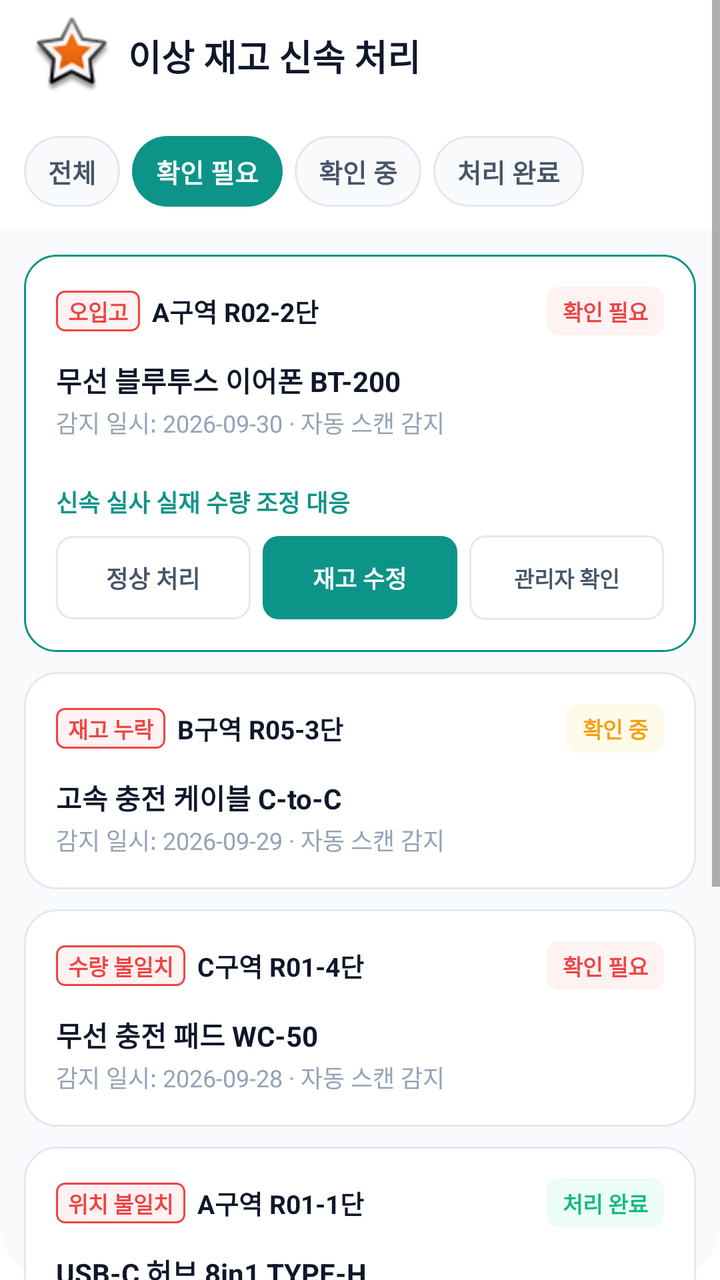
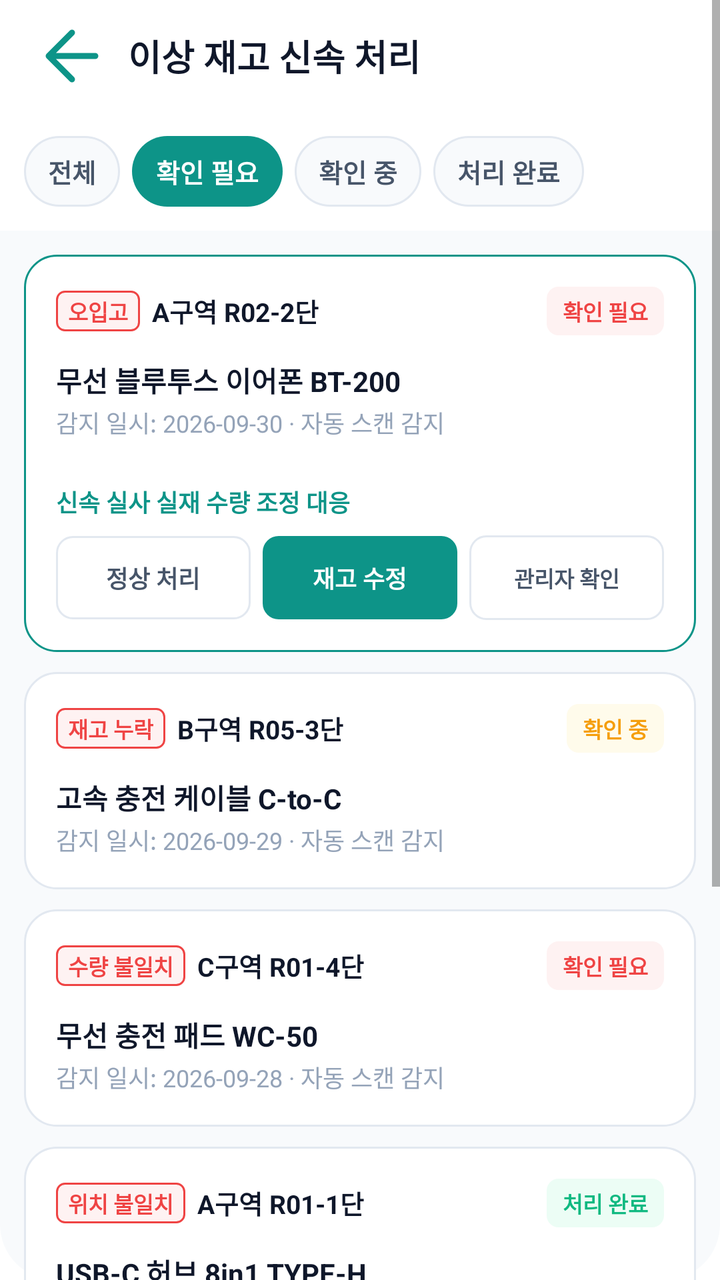

An Android layout rendered at two revisions. The XML below is the earlier revision; the diff shows what the commit changed to produce the second picture.
<!-- AndroidManifest.xml: application theme Theme.MaterialComponents.DayNight.NoActionBar -->
<!-- res/layout/activity_anomaly_inventory.xml -->
<LinearLayout 
	xmlns:android="http://schemas.android.com/apk/res/android"
	xmlns:tools="http://schemas.android.com/tools"
	xmlns:app="http://schemas.android.com/apk/res-auto"
	android:background="#FFFFFF"
	android:clipChildren="false"
	android:clipToPadding="false"
	android:orientation="vertical"
	android:layout_width="match_parent"
	android:layout_height="match_parent">
	<ScrollView 
		android:clipChildren="false"
		android:clipToPadding="false"
		android:id="@+id/rl0xhn50sar"
		android:layout_width="match_parent"
		android:layout_height="wrap_content"
		android:layout_weight="1"
		android:background="@drawable/cr28bf8fafc">
		<LinearLayout
			android:layout_width="match_parent"
			android:layout_height="match_parent"
			android:clipChildren="false"
			android:clipToPadding="false"
			android:orientation="vertical">
			<LinearLayout
				android:id="@+id/rovgswgv9cz7"
				android:layout_width="match_parent"
				android:layout_height="wrap_content"
				android:layout_marginBottom="154dp"
				android:orientation="vertical">
				<LinearLayout
					android:id="@+id/rv98rsoobkul"
					android:layout_width="match_parent"
					android:layout_height="wrap_content"
					android:gravity="center_vertical"
					android:paddingVertical="11dp"
					android:paddingHorizontal="20dp"
					android:visibility="gone"
					android:orientation="horizontal">
					<TextView
						android:id="@+id/rvy60cbl4ju"
						android:textColor="#0F172A"
						android:textSize="14sp"
						android:textStyle="bold"
						android:layout_height="wrap_content"
						android:layout_width="wrap_content"
						android:text=""
					/>
					<View
						android:layout_width="0dp"
						android:layout_height="0dp"
						android:layout_weight="1"
					 />
					<ImageView
						android:id="@+id/rvr5zkk72xae"
						android:layout_width="72dp"
						android:layout_height="18dp"
						android:src="@android:drawable/star_big_on"
						android:scaleType="fitXY"
					/>
				</LinearLayout>
				<LinearLayout
					android:id="@+id/rzgrnac0z15k"
					android:layout_width="match_parent"
					android:layout_height="wrap_content"
					android:gravity="center_vertical"
					android:background="#FFFFFF"
					android:paddingVertical="8dp"
					android:paddingLeft="16dp"
					android:orientation="horizontal">
					<com.google.android.material.imageview.ShapeableImageView
						android:id="@+id/r4dlso48svyt"
						app:shapeAppearanceOverlay="@style/cr20"
						android:layout_width="40dp"
						android:layout_height="40dp"
						android:layout_marginEnd="8dp"
						android:src="@android:drawable/star_big_on"
						android:scaleType="fitXY"
					/>
					<TextView
						android:id="@+id/r5v82vnxdvbw"
						android:textColor="#0F172A"
						android:textSize="18sp"
						android:textStyle="bold"
						android:layout_height="wrap_content"
						android:layout_width="wrap_content"
						android:text="이상 재고 신속 처리"
					/>
				</LinearLayout>
				<LinearLayout
					android:id="@+id/rqmey1v7zsco"
					android:layout_width="match_parent"
					android:layout_height="wrap_content"
					android:gravity="center_vertical"
					android:background="#FFFFFF"
					android:paddingVertical="12dp"
					android:orientation="horizontal">
					<LinearLayout
						android:id="@+id/rgaffdocilc"
						android:layout_width="wrap_content"
						android:layout_height="wrap_content"
						android:background="@drawable/se2e8f0sw1cr100bf8fafc"
						android:paddingVertical="8dp"
						android:paddingHorizontal="12dp"
						android:layout_marginStart="12dp"
						android:layout_marginEnd="6dp"
						android:clickable="true"
						android:focusable="true"
						android:orientation="vertical">
						<TextView
							android:id="@+id/rm6h0exv82s"
							android:textColor="#475569"
							android:textSize="13sp"
							android:textStyle="bold"
							android:layout_height="wrap_content"
							android:layout_width="wrap_content"
							android:text="전체"
						/>
					</LinearLayout>
					<LinearLayout
						android:id="@+id/rytuded4x8wi"
						android:layout_width="wrap_content"
						android:layout_height="wrap_content"
						android:background="@drawable/cr100b0d9488"
						android:paddingVertical="8dp"
						android:paddingHorizontal="12dp"
						android:layout_marginEnd="6dp"
						android:clickable="true"
						android:focusable="true"
						android:orientation="vertical">
						<TextView
							android:id="@+id/rqs6bj17x36p"
							android:textColor="#FFFFFF"
							android:textSize="13sp"
							android:textStyle="bold"
							android:layout_height="wrap_content"
							android:layout_width="wrap_content"
							android:text="확인 필요"
						/>
					</LinearLayout>
					<LinearLayout
						android:id="@+id/ri2fvq4nz5o"
						android:layout_width="wrap_content"
						android:layout_height="wrap_content"
						android:background="@drawable/se2e8f0sw1cr100bf8fafc"
						android:paddingVertical="8dp"
						android:paddingHorizontal="12dp"
						android:layout_marginEnd="6dp"
						android:clickable="true"
						android:focusable="true"
						android:orientation="vertical">
						<TextView
							android:id="@+id/raasbhdamjlq"
							android:textColor="#475569"
							android:textSize="13sp"
							android:textStyle="bold"
							android:layout_height="wrap_content"
							android:layout_width="wrap_content"
							android:text="확인 중"
						/>
					</LinearLayout>
					<LinearLayout
						android:id="@+id/rdhlujjv2zdp"
						android:layout_width="wrap_content"
						android:layout_height="wrap_content"
						android:background="@drawable/se2e8f0sw1cr100bf8fafc"
						android:paddingVertical="8dp"
						android:paddingHorizontal="12dp"
						android:clickable="true"
						android:focusable="true"
						android:orientation="vertical">
						<TextView
							android:id="@+id/rpkc97qvmlh"
							android:textColor="#475569"
							android:textSize="13sp"
							android:textStyle="bold"
							android:layout_height="wrap_content"
							android:layout_width="wrap_content"
							android:text="처리 완료"
						/>
					</LinearLayout>
				</LinearLayout>
				<LinearLayout
					android:id="@+id/rj0lzllza8c"
					android:layout_width="match_parent"
					android:layout_height="wrap_content"
					android:padding="12dp"
					android:orientation="vertical">
					<LinearLayout
						android:id="@+id/rkevepmooyeb"
						android:layout_width="match_parent"
						android:layout_height="wrap_content"
						android:background="@drawable/s0d9488sw1cr16bffffff"
						android:padding="16dp"
						android:layout_marginBottom="10dp"
						android:orientation="vertical">
						<LinearLayout
							android:id="@+id/rv6lrm8zhmus"
							android:layout_width="match_parent"
							android:layout_height="wrap_content"
							android:gravity="center_vertical"
							android:layout_marginBottom="12dp"
							android:orientation="horizontal">
							<LinearLayout
								android:id="@+id/rpwn8ko8dpsj"
								android:layout_width="wrap_content"
								android:layout_height="wrap_content"
								android:gravity="center_vertical"
								android:orientation="horizontal">
								<LinearLayout
									android:id="@+id/rje0q3mb76pn"
									android:layout_width="wrap_content"
									android:layout_height="wrap_content"
									android:background="@drawable/sef4444sw1cr4bfef2f2"
									android:paddingVertical="2dp"
									android:paddingHorizontal="6dp"
									android:layout_marginEnd="6dp"
									android:orientation="vertical">
									<TextView
										android:id="@+id/r6tfwrqw951m"
										android:textColor="#EF4444"
										android:textSize="11sp"
										android:textStyle="bold"
										android:layout_height="wrap_content"
										android:layout_width="wrap_content"
										android:text="오입고"
									/>
								</LinearLayout>
								<TextView
									android:id="@+id/rxdgnvmpee8n"
									android:textColor="#0F172A"
									android:textSize="13sp"
									android:textStyle="bold"
									android:layout_height="wrap_content"
									android:layout_width="wrap_content"
									android:text="A구역 R02-2단"
								/>
							</LinearLayout>
							<View
								android:layout_width="0dp"
								android:layout_height="0dp"
								android:layout_weight="1"
							 />
							<LinearLayout
								android:id="@+id/r274ltt5vjed"
								android:layout_width="wrap_content"
								android:layout_height="wrap_content"
								android:background="@drawable/cr6bfef2f2"
								android:paddingVertical="4dp"
								android:paddingHorizontal="8dp"
								android:orientation="vertical">
								<TextView
									android:id="@+id/r9bnsdc51ujg"
									android:textColor="#EF4444"
									android:textSize="11sp"
									android:textStyle="bold"
									android:layout_height="wrap_content"
									android:layout_width="wrap_content"
									android:text="확인 필요"
								/>
							</LinearLayout>
						</LinearLayout>
						<LinearLayout
							android:id="@+id/rr54b6z55wi"
							android:layout_width="match_parent"
							android:layout_height="wrap_content"
							android:layout_marginBottom="12dp"
							android:orientation="vertical">
							<TextView
								android:id="@+id/rt8ex7chd2in"
								android:textColor="#0F172A"
								android:textSize="14sp"
								android:textStyle="bold"
								android:layout_marginBottom="2dp"
								android:layout_height="wrap_content"
								android:layout_width="wrap_content"
								android:text="무선 블루투스 이어폰 BT-200"
							/>
							<TextView
								android:id="@+id/remdbhpp9z8"
								android:textColor="#94A3B8"
								android:textSize="12sp"
								android:layout_height="wrap_content"
								android:layout_width="wrap_content"
								android:text="감지 일시: 2026-09-30 · 자동 스캔 감지"
							/>
						</LinearLayout>
						<LinearLayout
							android:id="@+id/r1z8lgm25vja"
							android:layout_width="match_parent"
							android:layout_height="wrap_content"
							android:paddingTop="10dp"
							android:orientation="vertical">
							<TextView
								android:id="@+id/r25lvx6yjivt"
								android:textColor="#0D9488"
								android:textSize="12sp"
								android:textStyle="bold"
								android:layout_marginBottom="8dp"
								android:layout_height="wrap_content"
								android:layout_width="wrap_content"
								android:text="신속 실사 실재 수량 조정 대응"
							/>
							<LinearLayout
								android:id="@+id/rftx45ngtyql"
								android:layout_width="match_parent"
								android:layout_height="wrap_content"
								android:gravity="center_vertical"
								android:orientation="horizontal">
								<LinearLayout
									android:id="@+id/rx1cdm3zrmj"
									android:layout_width="0dp"
									android:layout_height="wrap_content"
									android:layout_weight="1"
									android:gravity="center_horizontal"
									android:background="@drawable/se2e8f0sw1cr8"
									android:paddingVertical="12dp"
									android:layout_marginEnd="6dp"
									android:clickable="true"
									android:focusable="true"
									android:orientation="vertical">
									<TextView
										android:id="@+id/r6ejwckkqepq"
										android:textColor="#475569"
										android:textSize="12sp"
										android:textStyle="bold"
										android:layout_height="wrap_content"
										android:layout_width="wrap_content"
										android:text="정상 처리"
									/>
								</LinearLayout>
								<LinearLayout
									android:id="@+id/r49t5zxqwl3c"
									android:layout_width="0dp"
									android:layout_height="wrap_content"
									android:layout_weight="1"
									android:gravity="center_horizontal"
									android:background="@drawable/cr8b0d9488"
									android:paddingVertical="12dp"
									android:layout_marginEnd="6dp"
									android:clickable="true"
									android:focusable="true"
									android:orientation="vertical">
									<TextView
										android:id="@+id/r2t0228b549e"
										android:textColor="#FFFFFF"
										android:textSize="12sp"
										android:textStyle="bold"
										android:layout_height="wrap_content"
										android:layout_width="wrap_content"
										android:text="재고 수정"
									/>
								</LinearLayout>
								<LinearLayout
									android:id="@+id/ryg59r2ofocg"
									android:layout_width="0dp"
									android:layout_height="wrap_content"
									android:layout_weight="1"
									android:gravity="center_horizontal"
									android:background="@drawable/se2e8f0sw1cr8"
									android:paddingVertical="13dp"
									android:clickable="true"
									android:focusable="true"
									android:orientation="vertical">
									<TextView
										android:id="@+id/r4cjbt5ccpst"
										android:textColor="#475569"
										android:textSize="11sp"
										android:textStyle="bold"
										android:layout_height="wrap_content"
										android:layout_width="wrap_content"
										android:text="관리자 확인"
									/>
								</LinearLayout>
							</LinearLayout>
						</LinearLayout>
					</LinearLayout>
					<LinearLayout
						android:id="@+id/r7we0gpen9n4"
						android:layout_width="match_parent"
						android:layout_height="wrap_content"
						android:background="@drawable/se2e8f0sw1cr16bffffff"
						android:padding="16dp"
						android:layout_marginBottom="10dp"
						android:orientation="vertical">
						<LinearLayout
							android:id="@+id/r65htdipki7o"
							android:layout_width="match_parent"
							android:layout_height="wrap_content"
							android:gravity="center_vertical"
							android:layout_marginBottom="12dp"
							android:orientation="horizontal">
							<LinearLayout
								android:id="@+id/r4reozovxpxw"
								android:layout_width="wrap_content"
								android:layout_height="wrap_content"
								android:gravity="center_vertical"
								android:orientation="horizontal">
								<LinearLayout
									android:id="@+id/r9p7wixcyz59"
									android:layout_width="wrap_content"
									android:layout_height="wrap_content"
									android:background="@drawable/sef4444sw1cr4bfef2f2"
									android:paddingVertical="2dp"
									android:paddingHorizontal="6dp"
									android:layout_marginEnd="6dp"
									android:orientation="vertical">
									<TextView
										android:id="@+id/res0m9vbn2fc"
										android:textColor="#EF4444"
										android:textSize="11sp"
										android:textStyle="bold"
										android:layout_height="wrap_content"
										android:layout_width="wrap_content"
										android:text="재고 누락"
									/>
								</LinearLayout>
								<TextView
									android:id="@+id/r42s9sr16lvc"
									android:textColor="#0F172A"
									android:textSize="13sp"
									android:textStyle="bold"
									android:layout_height="wrap_content"
									android:layout_width="wrap_content"
									android:text="B구역 R05-3단"
								/>
							</LinearLayout>
							<View
								android:layout_width="0dp"
								android:layout_height="0dp"
								android:layout_weight="1"
							 />
							<LinearLayout
								android:id="@+id/r5yezoykw49t"
								android:layout_width="wrap_content"
								android:layout_height="wrap_content"
								android:background="@drawable/cr6bfffbeb"
								android:paddingVertical="4dp"
								android:paddingHorizontal="8dp"
								android:orientation="vertical">
								<TextView
									android:id="@+id/r82eki6uu95g"
									android:textColor="#F59E0B"
									android:textSize="11sp"
									android:textStyle="bold"
									android:layout_height="wrap_content"
									android:layout_width="wrap_content"
									android:text="확인 중"
								/>
							</LinearLayout>
						</LinearLayout>
						<LinearLayout
							android:id="@+id/rfwlf96pfun"
							android:layout_width="match_parent"
							android:layout_height="wrap_content"
							android:orientation="vertical">
							<TextView
								android:id="@+id/rdjutce5w6bh"
								android:textColor="#0F172A"
								android:textSize="14sp"
								android:textStyle="bold"
								android:layout_marginBottom="2dp"
								android:layout_height="wrap_content"
								android:layout_width="wrap_content"
								android:text="고속 충전 케이블 C-to-C"
							/>
							<TextView
								android:id="@+id/rzoqoxeh7fzm"
								android:textColor="#94A3B8"
								android:textSize="12sp"
								android:layout_height="wrap_content"
								android:layout_width="wrap_content"
								android:text="감지 일시: 2026-09-29 · 자동 스캔 감지"
							/>
						</LinearLayout>
					</LinearLayout>
					<LinearLayout
						android:id="@+id/r5lf3kdlhe9d"
						android:layout_width="match_parent"
						android:layout_height="wrap_content"
						android:background="@drawable/se2e8f0sw1cr16bffffff"
						android:padding="16dp"
						android:layout_marginBottom="10dp"
						android:orientation="vertical">
						<LinearLayout
							android:id="@+id/r78ku2ssm5jk"
							android:layout_width="match_parent"
							android:layout_height="wrap_content"
							android:gravity="center_vertical"
							android:layout_marginBottom="12dp"
							android:orientation="horizontal">
							<LinearLayout
								android:id="@+id/rnfa6e0q2fw"
								android:layout_width="wrap_content"
								android:layout_height="wrap_content"
								android:gravity="center_vertical"
								android:orientation="horizontal">
								<LinearLayout
									android:id="@+id/rm87naw5a5fl"
									android:layout_width="wrap_content"
									android:layout_height="wrap_content"
									android:background="@drawable/sef4444sw1cr4bfef2f2"
									android:paddingVertical="2dp"
									android:paddingHorizontal="6dp"
									android:layout_marginEnd="6dp"
									android:orientation="vertical">
									<TextView
										android:id="@+id/rvivfug8n6nf"
										android:textColor="#EF4444"
										android:textSize="11sp"
										android:textStyle="bold"
										android:layout_height="wrap_content"
										android:layout_width="wrap_content"
										android:text="수량 불일치"
									/>
								</LinearLayout>
								<TextView
									android:id="@+id/rsxf5exfqju"
									android:textColor="#0F172A"
									android:textSize="13sp"
									android:textStyle="bold"
									android:layout_height="wrap_content"
									android:layout_width="wrap_content"
									android:text="C구역 R01-4단"
								/>
							</LinearLayout>
							<View
								android:layout_width="0dp"
								android:layout_height="0dp"
								android:layout_weight="1"
							 />
							<LinearLayout
								android:id="@+id/rxhjxjm7yym"
								android:layout_width="wrap_content"
								android:layout_height="wrap_content"
								android:background="@drawable/cr6bfef2f2"
								android:paddingVertical="4dp"
								android:paddingHorizontal="8dp"
								android:orientation="vertical">
								<TextView
									android:id="@+id/rnu4ugu1bsf"
									android:textColor="#EF4444"
									android:textSize="11sp"
									android:textStyle="bold"
									android:layout_height="wrap_content"
									android:layout_width="wrap_content"
									android:text="확인 필요"
								/>
							</LinearLayout>
						</LinearLayout>
						<LinearLayout
							android:id="@+id/r36e2vechqth"
							android:layout_width="match_parent"
							android:layout_height="wrap_content"
							android:orientation="vertical">
							<TextView
								android:id="@+id/rvcrr8e5psaf"
								android:textColor="#0F172A"
								android:textSize="14sp"
								android:textStyle="bold"
								android:layout_marginBottom="2dp"
								android:layout_height="wrap_content"
								android:layout_width="wrap_content"
								android:text="무선 충전 패드 WC-50"
							/>
							<TextView
								android:id="@+id/r3nv5ikdai4j"
								android:textColor="#94A3B8"
								android:textSize="12sp"
								android:layout_height="wrap_content"
								android:layout_width="wrap_content"
								android:text="감지 일시: 2026-09-28 · 자동 스캔 감지"
							/>
						</LinearLayout>
					</LinearLayout>
					<LinearLayout
						android:id="@+id/r4u75t7wnsep"
						android:layout_width="match_parent"
						android:layout_height="wrap_content"
						android:background="@drawable/se2e8f0sw1cr16bffffff"
						android:padding="16dp"
						android:orientation="vertical">
						<LinearLayout
							android:id="@+id/r0vk0dhqsmc3f"
							android:layout_width="match_parent"
							android:layout_height="wrap_content"
							android:gravity="center_vertical"
							android:layout_marginBottom="12dp"
							android:orientation="horizontal">
							<LinearLayout
								android:id="@+id/rrquktlu5moq"
								android:layout_width="wrap_content"
								android:layout_height="wrap_content"
								android:gravity="center_vertical"
								android:orientation="horizontal">
								<LinearLayout
									android:id="@+id/r0ge0i8y3pc6"
									android:layout_width="wrap_content"
									android:layout_height="wrap_content"
									android:background="@drawable/sef4444sw1cr4bfef2f2"
									android:paddingVertical="2dp"
									android:paddingHorizontal="6dp"
									android:layout_marginEnd="6dp"
									android:orientation="vertical">
									<TextView
										android:id="@+id/rj9zqaglcryf"
										android:textColor="#EF4444"
										android:textSize="11sp"
										android:textStyle="bold"
										android:layout_height="wrap_content"
										android:layout_width="wrap_content"
										android:text="위치 불일치"
									/>
								</LinearLayout>
								<TextView
									android:id="@+id/rb5w2t5dpwgs"
									android:textColor="#0F172A"
									android:textSize="13sp"
									android:textStyle="bold"
									android:layout_height="wrap_content"
									android:layout_width="wrap_content"
									android:text="A구역 R01-1단"
								/>
							</LinearLayout>
							<View
								android:layout_width="0dp"
								android:layout_height="0dp"
								android:layout_weight="1"
							 />
							<LinearLayout
								android:id="@+id/rvte4vq43o1"
								android:layout_width="wrap_content"
								android:layout_height="wrap_content"
								android:background="@drawable/cr6becfdf5"
								android:paddingVertical="4dp"
								android:paddingHorizontal="8dp"
								android:orientation="vertical">
								<TextView
									android:id="@+id/r730y3qauf8q"
									android:textColor="#10B981"
									android:textSize="11sp"
									android:textStyle="bold"
									android:layout_height="wrap_content"
									android:layout_width="wrap_content"
									android:text="처리 완료"
								/>
							</LinearLayout>
						</LinearLayout>
						<LinearLayout
							android:id="@+id/rfcew85tqus"
							android:layout_width="match_parent"
							android:layout_height="wrap_content"
							android:orientation="vertical">
							<TextView
								android:id="@+id/rx3az3rz2yp"
								android:textColor="#0F172A"
								android:textSize="14sp"
								android:textStyle="bold"
								android:layout_marginBottom="2dp"
								android:layout_height="wrap_content"
								android:layout_width="wrap_content"
								android:text="USB-C 허브 8in1 TYPE-H"
							/>
							<TextView
								android:id="@+id/r8aut6zdvecu"
								android:textColor="#94A3B8"
								android:textSize="12sp"
								android:layout_height="wrap_content"
								android:layout_width="wrap_content"
								android:text="감지 일시: 2026-09-27 · 자동 스캔 감지"
							/>
						</LinearLayout>
					</LinearLayout>
				</LinearLayout>
			</LinearLayout>
			<RelativeLayout
				android:id="@+id/r9q4kjllugm8"
				android:layout_width="match_parent"
				android:layout_height="wrap_content"
				android:clipChildren="false"
				android:clipToPadding="false"
				>
				<LinearLayout
					android:layout_width="match_parent"
					android:layout_height="wrap_content"
					android:clipChildren="false"
					android:clipToPadding="false"
					android:orientation="vertical">
					<LinearLayout
						android:id="@+id/rw4md9wp05rl"
						android:layout_width="match_parent"
						android:layout_height="wrap_content"
						android:background="#FFFFFF"
						android:paddingHorizontal="12dp"
						android:orientation="horizontal">
						<ImageView
							android:id="@+id/rp42d4osxz4h"
							android:layout_width="0dp"
							android:layout_height="52dp"
							android:layout_weight="1"
							android:layout_marginVertical="12dp"
							android:layout_marginEnd="44dp"
							android:src="@android:drawable/star_big_on"
							android:scaleType="fitXY"
						/>
						<LinearLayout
							android:id="@+id/rzxbmf3ceeq"
							android:layout_width="0dp"
							android:layout_height="wrap_content"
							android:layout_weight="1"
							android:gravity="center_horizontal"
							android:paddingVertical="6dp"
							android:layout_marginTop="12dp"
							android:layout_marginEnd="11dp"
							android:orientation="vertical">
							<ImageView
								android:id="@+id/reyi6z9lj9u"
								android:layout_width="22dp"
								android:layout_height="22dp"
								android:layout_marginBottom="4dp"
								android:src="@android:drawable/star_big_on"
								android:scaleType="fitXY"
							/>
							<TextView
								android:id="@+id/rh1335dnx09"
								android:textColor="#475569"
								android:textSize="11sp"
								android:layout_height="wrap_content"
								android:layout_width="wrap_content"
								android:text="재고"
							/>
						</LinearLayout>
						<TextView
							android:id="@+id/rpi1ocgd4f2"
							android:textColor="#0D9488"
							android:textSize="11sp"
							android:textStyle="bold"
							android:layout_marginTop="40dp"
							android:layout_marginEnd="13dp"
							android:layout_height="wrap_content"
							android:layout_width="wrap_content"
							android:text="스캔"
						/>
						<LinearLayout
							android:id="@+id/rjmjgrnlxxw"
							android:layout_width="0dp"
							android:layout_height="wrap_content"
							android:layout_weight="1"
							android:gravity="center_horizontal"
							android:paddingVertical="6dp"
							android:layout_marginTop="12dp"
							android:layout_marginEnd="44dp"
							android:orientation="vertical">
							<ImageView
								android:id="@+id/rmau6uv0jsms"
								android:layout_width="22dp"
								android:layout_height="22dp"
								android:layout_marginBottom="4dp"
								android:src="@android:drawable/star_big_on"
								android:scaleType="fitXY"
							/>
							<TextView
								android:id="@+id/rbz5khbmv11f"
								android:textColor="#0D9488"
								android:textSize="11sp"
								android:textStyle="bold"
								android:layout_height="wrap_content"
								android:layout_width="wrap_content"
								android:text="작업"
							/>
						</LinearLayout>
						<LinearLayout
							android:id="@+id/ro4g6n5thjl"
							android:layout_width="0dp"
							android:layout_height="wrap_content"
							android:layout_weight="1"
							android:gravity="center_horizontal"
							android:paddingVertical="6dp"
							android:layout_marginTop="12dp"
							android:orientation="vertical">
							<ImageView
								android:id="@+id/rpl9g04uz6f"
								android:layout_width="22dp"
								android:layout_height="22dp"
								android:layout_marginBottom="4dp"
								android:src="@android:drawable/star_big_on"
								android:scaleType="fitXY"
							/>
							<TextView
								android:id="@+id/rbtb1qorpqd"
								android:textColor="#475569"
								android:textSize="11sp"
								android:layout_height="wrap_content"
								android:layout_width="wrap_content"
								android:text="더보기"
							/>
						</LinearLayout>
					</LinearLayout>
				</LinearLayout>
				<LinearLayout
					android:id="@+id/rr8vkrs9tlcf"
					android:layout_marginTop="-17dp"
					android:layout_marginEnd="0dp"
					android:layout_marginStart="0dp"
					android:layout_width="match_parent"
					android:layout_height="wrap_content"
					android:gravity="center_horizontal"
					android:clipChildren="false"
					android:clipToPadding="false"
					android:orientation="vertical">
					<com.google.android.material.imageview.ShapeableImageView
						android:id="@+id/rrb0wh93puaf"
						app:shapeAppearanceOverlay="@style/cr29"
						android:layout_width="58dp"
						android:layout_height="58dp"
						android:src="@android:drawable/star_big_on"
						android:scaleType="fitXY"
					/>
				</LinearLayout>
			</RelativeLayout>
		</LinearLayout>
	</ScrollView>
</LinearLayout>
<!-- resources referenced by this layout -->
<resources>
  <!-- drawable cr6bfffbeb (drawable) -->
  <?xml version="1.0" encoding="UTF-8"?>
  <shape
  	xmlns:android="http://schemas.android.com/apk/res/android">
  	<solid
  		android:color="#FFFBEB"
  	/>
  	<corners
  		android:radius="6dp"
  	/>      
  </shape>
  <!-- drawable cr8b0d9488 (drawable) -->
  <?xml version="1.0" encoding="UTF-8"?>
  <shape
  	xmlns:android="http://schemas.android.com/apk/res/android">
  	<solid
  		android:color="#0D9488"
  	/>
  	<corners
  		android:radius="8dp"
  	/>      
  </shape>
  <style name="cr20">
  		<item name="cornerSize">20dp</item>
  	</style>
  <style name="cr29">
  		<item name="cornerSize">29dp</item>
  	</style>
  <!-- unchanged entries left out for length: 9 -->
</resources>

<!-- the commit's change to res/layout/activity_anomaly_inventory.xml (unified diff, before → after) -->
@@ -74,8 +74,8 @@
 						android:layout_width="40dp"
 						android:layout_height="40dp"
 						android:layout_marginEnd="8dp"
-						android:src="@android:drawable/star_big_on"
-						android:scaleType="fitXY"
+						android:src="@drawable/ic_inven_back"
+						android:scaleType="fitCenter"
 					/>
 					<TextView
 						android:id="@+id/r5v82vnxdvbw"
@@ -693,15 +693,21 @@
 						android:background="#FFFFFF"
 						android:paddingHorizontal="12dp"
 						android:orientation="horizontal">
-						<ImageView
+						<TextView
 							android:id="@+id/rp42d4osxz4h"
 							android:layout_width="0dp"
 							android:layout_height="52dp"
 							android:layout_weight="1"
 							android:layout_marginVertical="12dp"
 							android:layout_marginEnd="44dp"
-							android:src="@android:drawable/star_big_on"
-							android:scaleType="fitXY"
+							android:gravity="center"
+							android:paddingVertical="5dp"
+							android:drawableTop="@drawable/ic_inven_home"
+							android:drawableTint="#475569"
+							android:drawablePadding="3dp"
+							android:text="홈"
+							android:textSize="11sp"
+							android:textColor="#475569"
 						/>
 						<LinearLayout
 							android:id="@+id/rzxbmf3ceeq"
@@ -718,8 +724,9 @@
 								android:layout_width="22dp"
 								android:layout_height="22dp"
 								android:layout_marginBottom="4dp"
-								android:src="@android:drawable/star_big_on"
-								android:scaleType="fitXY"
+								android:src="@drawable/ic_inven_inventory"
+								android:tint="#475569"
+								android:scaleType="fitCenter"
 							/>
 							<TextView
 								android:id="@+id/rh1335dnx09"
@@ -756,8 +763,9 @@
 								android:layout_width="22dp"
 								android:layout_height="22dp"
 								android:layout_marginBottom="4dp"
-								android:src="@android:drawable/star_big_on"
-								android:scaleType="fitXY"
+								android:src="@drawable/ic_inven_work"
+								android:tint="#475569"
+								android:scaleType="fitCenter"
 							/>
 							<TextView
 								android:id="@+id/rbz5khbmv11f"
@@ -783,8 +791,9 @@
 								android:layout_width="22dp"
 								android:layout_height="22dp"
 								android:layout_marginBottom="4dp"
-								android:src="@android:drawable/star_big_on"
-								android:scaleType="fitXY"
+								android:src="@drawable/ic_inven_more"
+								android:tint="#475569"
+								android:scaleType="fitCenter"
 							/>
 							<TextView
 								android:id="@+id/rbtb1qorpqd"
@@ -813,8 +822,9 @@
 						app:shapeAppearanceOverlay="@style/cr29"
 						android:layout_width="58dp"
 						android:layout_height="58dp"
-						android:src="@android:drawable/star_big_on"
-						android:scaleType="fitXY"
+						android:src="@drawable/ic_inven_scan_fab"
+						android:contentDescription="바코드 스캔"
+						android:scaleType="fitCenter"
 					/>
 				</LinearLayout>
 			</RelativeLayout>
<!-- resource entries referenced after the edit -->
@@ -22,6 +22,57 @@
   		android:radius="8dp"
   	/>      
   </shape>
+  <!-- drawable ic_inven_back (drawable) -->
+  <vector xmlns:android="http://schemas.android.com/apk/res/android"
+      android:width="24dp" android:height="24dp"
+      android:viewportWidth="24" android:viewportHeight="24">
+      <path android:fillColor="#00000000" android:strokeColor="#0D9488"
+          android:strokeWidth="1.8" android:strokeLineCap="round" android:strokeLineJoin="round"
+          android:pathData="M19,12 H5 M12,5 L5,12 L12,19" />
+  </vector>
+  <!-- drawable ic_inven_home (drawable) -->
+  <vector xmlns:android="http://schemas.android.com/apk/res/android"
+      android:width="24dp" android:height="24dp"
+      android:viewportWidth="24" android:viewportHeight="24">
+      <path android:fillColor="#00000000" android:strokeColor="#0D9488"
+          android:strokeWidth="1.8" android:strokeLineCap="round" android:strokeLineJoin="round"
+          android:pathData="M3,10 L12,3 L21,10 M5,9 V21 H19 V9 M10,21 V15 H14 V21" />
+  </vector>
+  <!-- drawable ic_inven_inventory (drawable) -->
+  <vector xmlns:android="http://schemas.android.com/apk/res/android"
+      android:width="24dp" android:height="24dp"
+      android:viewportWidth="24" android:viewportHeight="24">
+      <path android:fillColor="#00000000" android:strokeColor="#0D9488"
+          android:strokeWidth="1.8" android:strokeLineCap="round" android:strokeLineJoin="round"
+          android:pathData="M3,7 L12,3 L21,7 L12,11 Z M3,7 V17 L12,21 L21,17 V7 M12,11 V21 M7.5,5 L16.5,9" />
+  </vector>
+  <!-- drawable ic_inven_more (drawable) -->
+  <vector xmlns:android="http://schemas.android.com/apk/res/android"
+      android:width="24dp" android:height="24dp"
+      android:viewportWidth="24" android:viewportHeight="24">
+      <path android:fillColor="#00000000" android:strokeColor="#0D9488"
+          android:strokeWidth="2.7" android:strokeLineCap="round" android:strokeLineJoin="round"
+          android:pathData="M5,12 H5.01 M12,12 H12.01 M19,12 H19.01" />
+  </vector>
+  <!-- drawable ic_inven_scan_fab (drawable) -->
+  <vector xmlns:android="http://schemas.android.com/apk/res/android"
+      android:width="58dp" android:height="58dp"
+      android:viewportWidth="40" android:viewportHeight="40">
+      <path android:fillColor="#0D9488" android:pathData="M20,0 A20,20 0 1,1 20,40 A20,20 0 1,1 20,0 Z" />
+      <group android:translateX="8" android:translateY="8">
+          <path android:fillColor="#00000000" android:strokeColor="#FFFFFF"
+              android:strokeWidth="1.8" android:strokeLineCap="round" android:strokeLineJoin="round"
+              android:pathData="M8,4 H4 V8 M16,4 H20 V8 M8,20 H4 V16 M16,20 H20 V16 M7,9 V15 M10,9 V15 M14,9 V15 M17,9 V15" />
+      </group>
+  </vector>
+  <!-- drawable ic_inven_work (drawable) -->
+  <vector xmlns:android="http://schemas.android.com/apk/res/android"
+      android:width="24dp" android:height="24dp"
+      android:viewportWidth="24" android:viewportHeight="24">
+      <path android:fillColor="#00000000" android:strokeColor="#0D9488"
+          android:strokeWidth="1.8" android:strokeLineCap="round" android:strokeLineJoin="round"
+          android:pathData="M9,5 H6 A2,2 0 0,0 4,7 V20 A1,1 0 0,0 5,21 H19 A1,1 0 0,0 20,20 V7 A2,2 0 0,0 18,5 H15 M9,3 H15 V7 H9 Z M8,12 H16 M8,16 H14" />
+  </vector>
   <style name="cr20">
   		<item name="cornerSize">20dp</item>
   	</style>
